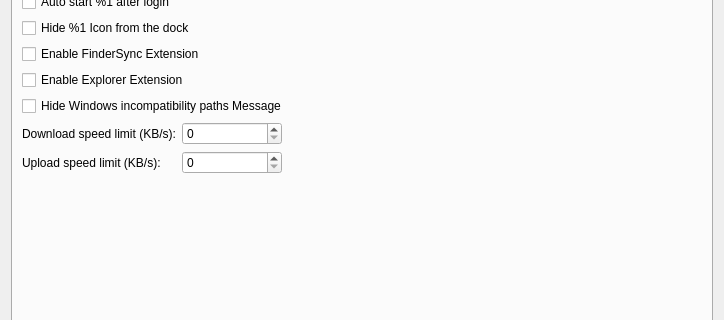
Above: ui/settings-dialog.ui from haiwen/seafile-client before the change; both pictures show x 0 to 724 and y 132 to 452 of the 724 by 579 pixel window. Below: the same form after it.
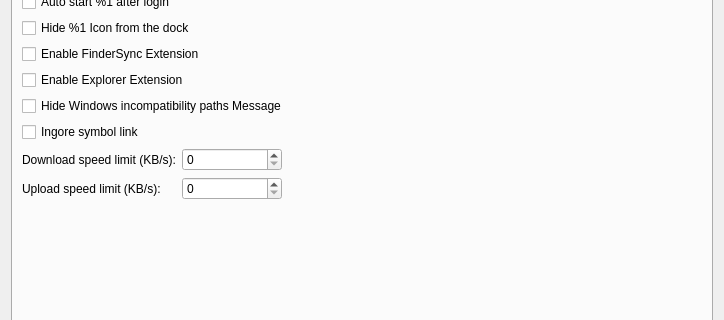
That is the form after the change.

Commit message: Add option to ignore symblo link

```diff
--- a/ui/settings-dialog.ui
+++ b/ui/settings-dialog.ui
@@ -80,6 +80,13 @@
          </property>
         </widget>
        </item>
+       <item>
+        <widget class="QCheckBox" name="mIgnoreSymbolLinkCheckBox">
+         <property name="text">
+          <string>Ingore symbol link</string>
+         </property>
+        </widget>
+       </item>
        <item>
         <layout class="QFormLayout" name="formLayout">
          <property name="labelAlignment">
```
The commit also changes 3 other files.
